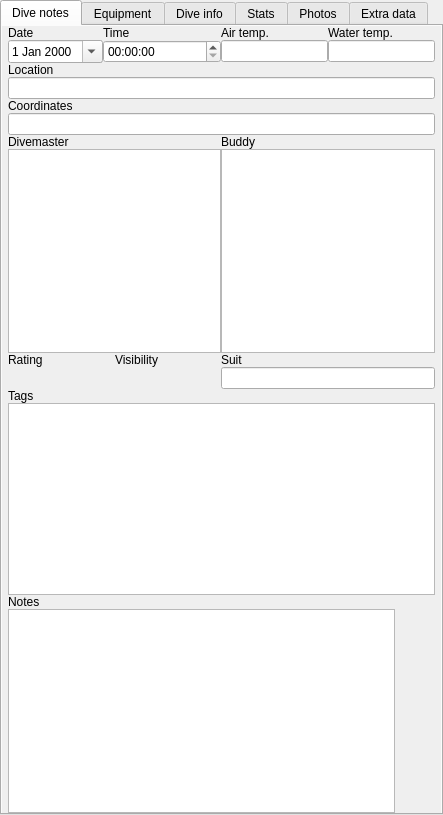
First picture: the form in qt-ui/maintab.ui, repository subsurface/subsurface, before the edit.
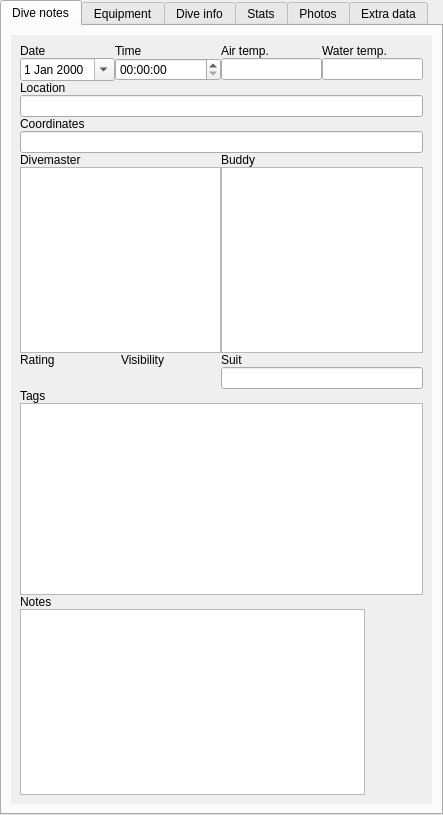
Second picture: the form after the edit. Icons and pictures are not drawn. Custom widgets are drawn as their Qt base class.

Commit message: Remove margins from maintab.ui file

The edit to the form file:
```diff
--- a/qt-ui/maintab.ui
+++ b/qt-ui/maintab.ui
@@ -18,18 +18,6 @@
     <string>Dive notes</string>
    </attribute>
    <layout class="QGridLayout" name="diveNotesLayout">
-    <property name="leftMargin">
-     <number>0</number>
-    </property>
-    <property name="topMargin">
-     <number>0</number>
-    </property>
-    <property name="rightMargin">
-     <number>0</number>
-    </property>
-    <property name="bottomMargin">
-     <number>0</number>
-    </property>
     <property name="spacing">
      <number>0</number>
     </property>
@@ -57,18 +45,6 @@
         </rect>
        </property>
        <layout class="QGridLayout" name="diveNotesScrollAreaLayout">
-        <property name="leftMargin">
-         <number>6</number>
-        </property>
-        <property name="topMargin">
-         <number>0</number>
-        </property>
-        <property name="rightMargin">
-         <number>6</number>
-        </property>
-        <property name="bottomMargin">
-         <number>0</number>
-        </property>
         <property name="spacing">
          <number>0</number>
         </property>
@@ -344,18 +320,6 @@
              <property name="spacing">
               <number>0</number>
              </property>
-             <property name="leftMargin">
-              <number>0</number>
-             </property>
-             <property name="topMargin">
-              <number>0</number>
-             </property>
-             <property name="rightMargin">
-              <number>0</number>
-             </property>
-             <property name="bottomMargin">
-              <number>0</number>
-             </property>
              <item>
               <spacer name="verticalSpacer">
                <property name="orientation">
```
Left out of the diff: 48 changed lines with no effect on the pictures.
